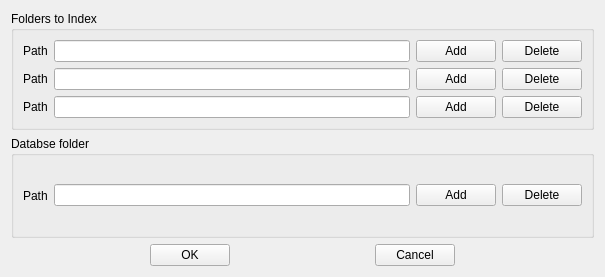
Qt form settings.ui (PavloSolntsev/solxd) before a commit.
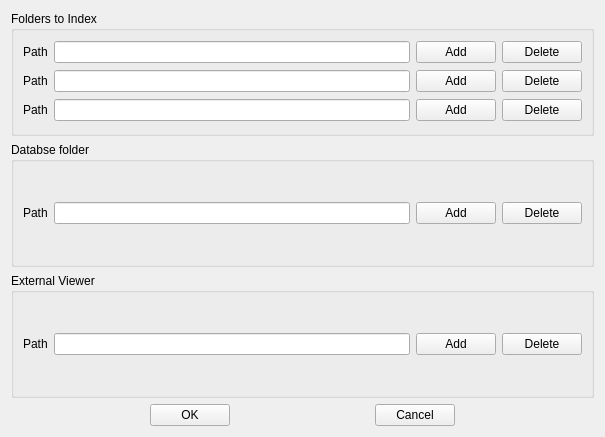
The same form after that commit.

Diff of the .ui file:
```diff
--- a/settings.ui
+++ b/settings.ui
@@ -10,7 +10,7 @@
     <x>0</x>
     <y>0</y>
     <width>605</width>
-    <height>277</height>
+    <height>437</height>
    </rect>
   </property>
   <property name="sizePolicy">
@@ -22,8 +22,6 @@
   <property name="windowTitle">
    <string>Settings</string>
   </property>
-  <layout class="QVBoxLayout" name="verticalLayout_3">
-   <item>
     <layout class="QVBoxLayout" name="verticalLayout">
      <item>
       <widget class="QGroupBox" name="groupBox">
@@ -167,6 +165,39 @@
        </layout>
       </widget>
      </item>
+   <item>
+    <widget class="QGroupBox" name="groupBox_3">
+     <property name="title">
+      <string>External Viewer</string>
+     </property>
+     <layout class="QHBoxLayout" name="horizontalLayout_4">
+      <item>
+       <widget class="QLabel" name="label">
+        <property name="text">
+         <string>Path</string>
+        </property>
+       </widget>
+      </item>
+      <item>
+       <widget class="QLineEdit" name="lineEdit"/>
+      </item>
+      <item>
+       <widget class="QPushButton" name="pushButton">
+        <property name="text">
+         <string>Add</string>
+        </property>
+       </widget>
+      </item>
+      <item>
+       <widget class="QPushButton" name="pushButton_2">
+        <property name="text">
+         <string>Delete</string>
+        </property>
+       </widget>
+      </item>
+     </layout>
+    </widget>
+   </item>
      <item>
       <layout class="QHBoxLayout" name="horizontalLayout_2">
        <item>
@@ -194,8 +225,6 @@
           <string>Cancel</string>
          </property>
         </widget>
-       </item>
-      </layout>
      </item>
     </layout>
    </item>
```
Lines whose indentation alone changed are shown as unchanged.
